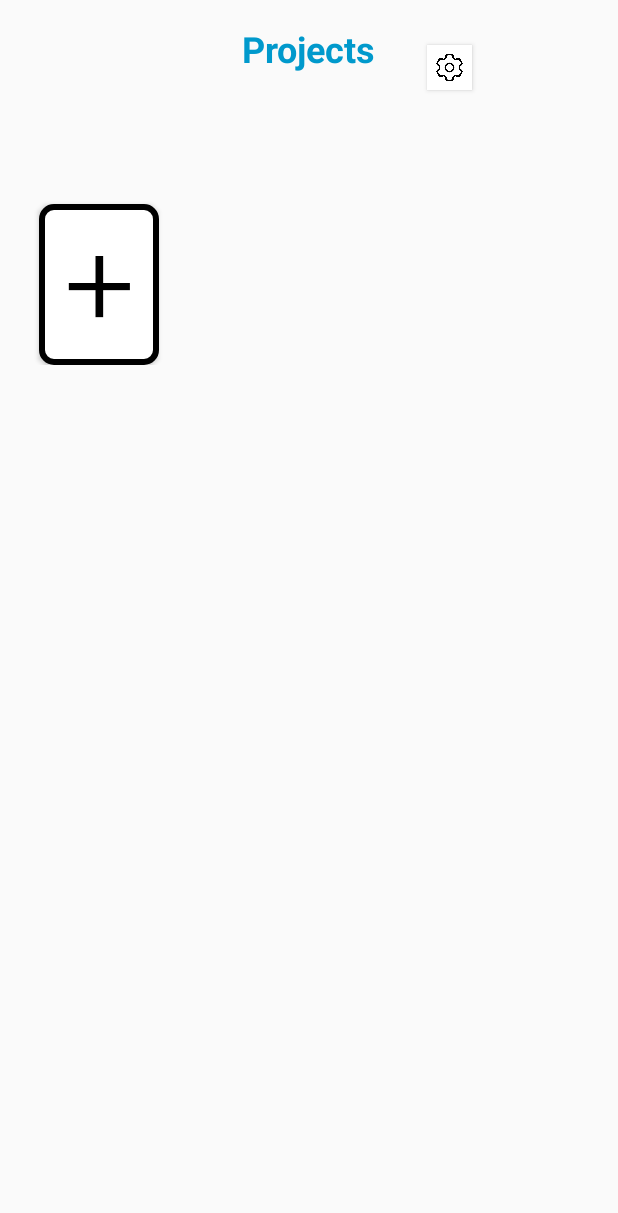
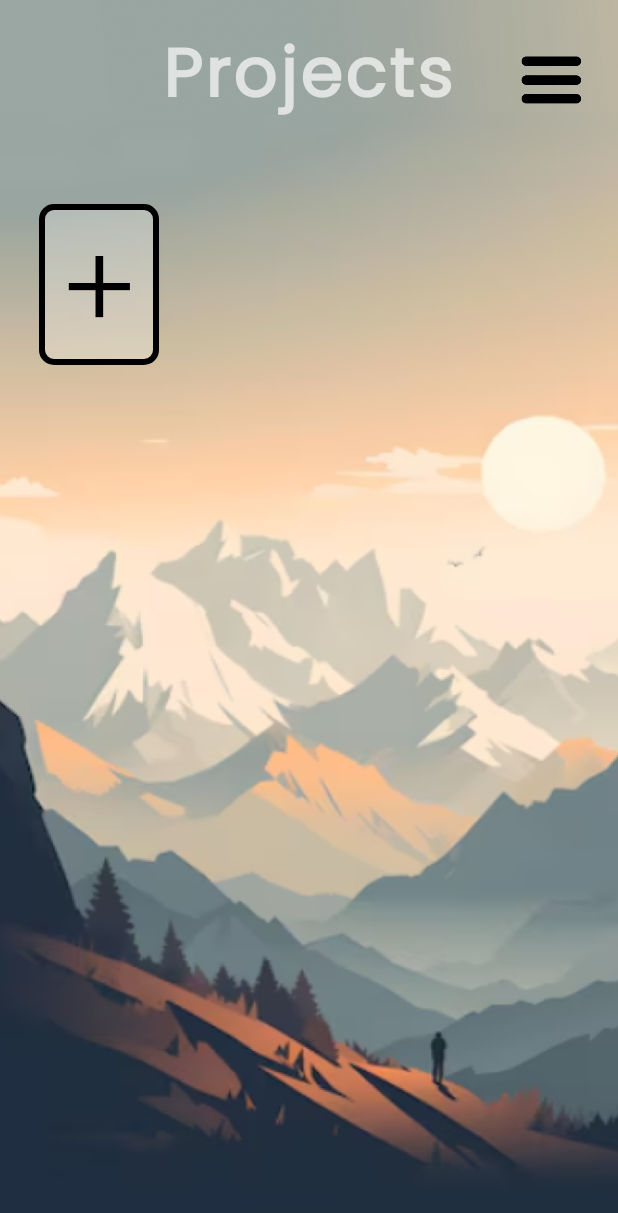
Before and after one commit to lance-leau/CSUMB-Project-2, an Android app: the Landing screen opened directly, with no data from a screen before it, on a phone screen of 412 x 824 dp. Shown: the top 1213 px of the screen. Run offline under Robolectric (Android 15) with nearby library versions, the phone set to English and light mode, and no system bars; our stand-ins replace Room's generated code; 3 statements that could not run were skipped.

Commit message:
updated the landing page layout to add a more user friendly interface

```diff
--- a/MapWithMarker/app/src/main/java/com/example/mapwithmarker/Landing.java
+++ b/MapWithMarker/app/src/main/java/com/example/mapwithmarker/Landing.java
@@ -25,6 +25,7 @@ import java.util.ArrayList;
 public class Landing extends AppCompatActivity {
 
     Button signOut, btnAdmin, plusButton, btnLogoSettings, btnSettings;
+    View dropdown;
 
     String username;
     MyDatabase myDb;
@@ -46,6 +47,7 @@ public class Landing extends AppCompatActivity {
         plusButton = findViewById(R.id.plusButton);
         btnSettings = findViewById(R.id.settings);
         btnLogoSettings = findViewById(R.id.LogoSettings);
+        dropdown = findViewById(R.id.dropDownMenue_view);
 
         myDb = Room.databaseBuilder(this, MyDatabase.class, "usertable").allowMainThreadQueries()
                 .fallbackToDestructiveMigration().build();
@@ -60,6 +62,7 @@ public class Landing extends AppCompatActivity {
 
         btnSettings.setVisibility(View.GONE);
         signOut.setVisibility(View.GONE);
+        dropdown.setVisibility(View.GONE);
         btnAdmin.setOnClickListener(new View.OnClickListener() {
             @Override
             public void onClick(View v) {
@@ -91,11 +94,12 @@ public class Landing extends AppCompatActivity {
                 if (btnSettings.getVisibility() == View.GONE) {
                     btnSettings.setVisibility(View.VISIBLE);
                     signOut.setVisibility(View.VISIBLE);
+                    dropdown.setVisibility(View.VISIBLE);
                 }
                 else {
                     btnSettings.setVisibility(View.GONE);
                     signOut.setVisibility(View.GONE);
-
+                    dropdown.setVisibility(View.GONE);
                 }
 
             }
--- a/MapWithMarker/app/src/main/res/drawable/road_trip_view_background.xml
+++ b/MapWithMarker/app/src/main/res/drawable/road_trip_view_background.xml
@@ -1,6 +1,6 @@
 <shape xmlns:android="http://schemas.android.com/apk/res/android"
     android:shape="rectangle">
     <corners android:radius="8dp" />
-    <solid android:color="#FFFFFF" />
+    <solid android:color="#42FFFFFF" />
     <stroke android:width="4dp" android:color="#000000"/>
 </shape>
--- a/MapWithMarker/app/src/main/res/layout/activity_landing.xml
+++ b/MapWithMarker/app/src/main/res/layout/activity_landing.xml
@@ -3,6 +3,7 @@
     xmlns:tools="http://schemas.android.com/tools"
     android:layout_width="match_parent"
     android:layout_height="match_parent"
+    android:background="@drawable/landing_background"
     tools:context=".Landing">
 
 
@@ -11,24 +12,30 @@
 
     <!-- Sign Out Button -->
 
-    <Button
-        android:id="@+id/signOutButton"
-        android:layout_width="42dp"
-        android:layout_height="32dp"
-        android:layout_below="@id/LogoSettings"
-        android:layout_alignParentEnd="true"
-        android:layout_marginTop="-60dp"
-        android:layout_marginEnd="37dp"
-        android:background="@color/colorPrimaryDark"
-        android:text="@string/sign_out"
-        android:textColor="@android:color/white" />
-
     <!-- >Admin Button -->
 
     <!-- >Settings Button -->
 
     <!-- >Settings Logo Button -->
 
+    <Button
+        android:id="@+id/signOutButton"
+        android:layout_width="50dp"
+        android:layout_height="50dp"
+        android:layout_marginEnd="19dp"
+        android:layout_below="@id/LogoSettings"
+        android:layout_alignParentEnd="true"
+        android:background="@drawable/logout_logo"
+        android:textColor="@android:color/white" />
+
+    <View
+        android:id="@+id/dropDownMenue_view"
+        android:layout_width="70dp"
+        android:layout_height="190dp"
+        android:layout_marginEnd="9dp"
+        android:layout_marginTop="20dp"
+        android:layout_alignParentEnd="true"
+        android:background="#5BFFFFFF"/>
 
     <Button
         android:id="@+id/admin_button"
@@ -38,27 +45,26 @@
 
     <Button
         android:id="@+id/settings"
-        android:layout_width="42dp"
-        android:layout_height="42dp"
+        android:layout_width="40dp"
+        android:layout_height="40dp"
         android:layout_below="@id/signOutButton"
         android:layout_alignParentEnd="true"
         android:layout_marginTop="14dp"
-        android:layout_marginEnd="31dp"
-        android:background="@color/colorPrimaryDark"
-        android:text="@string/go_to_settings"
+        android:layout_marginEnd="24dp"
+        android:background="@drawable/logosettings"
         android:textColor="@android:color/white"
         android:textSize="16sp" />
 
     <Button
         android:id="@+id/LogoSettings"
-        android:layout_width="30dp"
-        android:layout_height="30dp"
+        android:layout_width="50dp"
+        android:layout_height="50dp"
         android:layout_alignParentTop="true"
         android:layout_alignParentEnd="true"
-        android:layout_marginTop="30dp"
-        android:layout_marginEnd="97dp"
+        android:layout_marginTop="28dp"
+        android:layout_marginEnd="19dp"
         android:layout_marginBottom="16dp"
-        android:background="@drawable/logosettings"
+        android:background="@drawable/hamburger_logo"
         android:gravity="center" />
 
     <TextView
@@ -67,9 +73,11 @@
         android:layout_height="wrap_content"
         android:layout_centerHorizontal="true"
         android:layout_marginTop="16dp"
+        android:fontFamily="@font/poppins"
+        android:letterSpacing="0.045"
         android:text="@string/projects"
-        android:textColor="@android:color/holo_blue_dark"
-        android:textSize="24sp"
+        android:textColor="#AEFFFFFF"
+        android:textSize="45sp"
         android:textStyle="bold" />
     <!--        android:layout_below="@id/topBackground"-->
 
```
Also changed, not shown: MapWithMarker/app/src/main/res/drawable/hamburger_logo.png (added), MapWithMarker/app/src/main/res/drawable/landing_background.png (added), MapWithMarker/app/src/main/res/drawable/logosettings.png, MapWithMarker/app/src/main/res/drawable/logout_logo.png (added).
